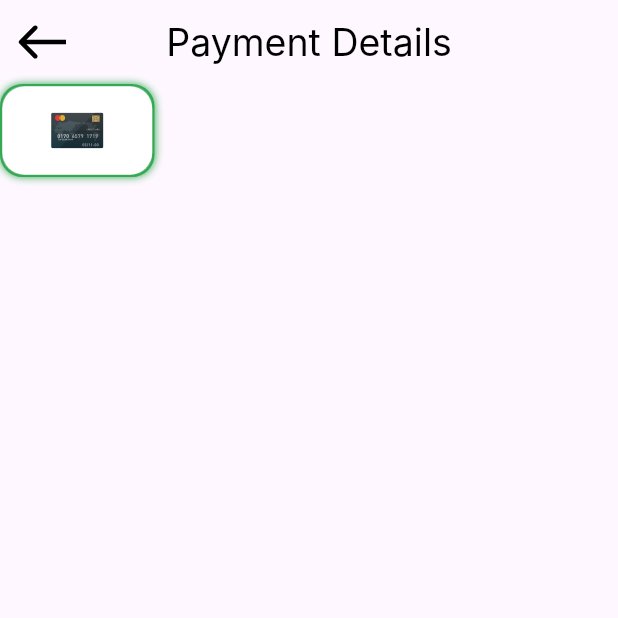
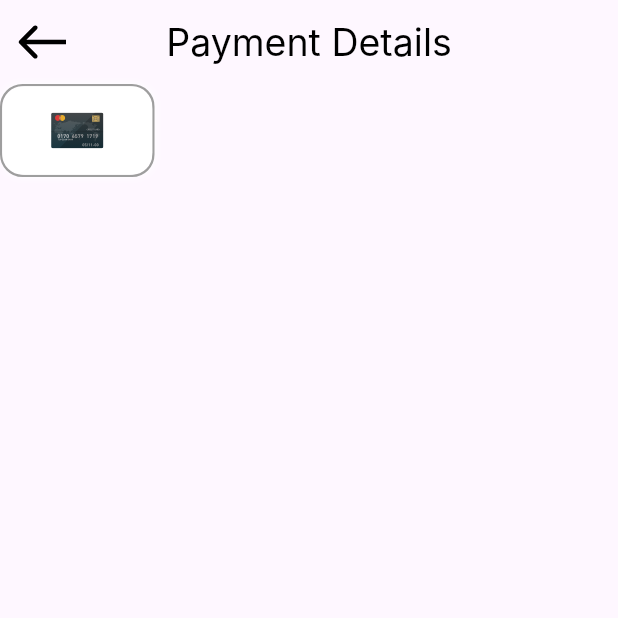
Before and after one commit to shahdashraf2003/CheckoutApp, a Flutter app: the PaymentDetailsview screen opened directly, on a phone screen of 412 x 824 dp, the top half of it. Run offline on Flutter 3.47's test engine with Material 3 defaults, Android fonts, the phone set to English and light mode, and no system bars; our stand-ins replace flutter_svg; Roboto replaces fonts that are missing (Inter).

Commit message:
in active and active payment method

```diff
--- a/lib/features/checkout/presentation/views/payment_details_view.dart
+++ b/lib/features/checkout/presentation/views/payment_details_view.dart
@@ -9,7 +9,9 @@ class PaymentDetailsview extends StatelessWidget {
   Widget build(BuildContext context) {
     return  Scaffold(
       appBar: buildAppBar(title: 'Payment Details'),
-      body: const PaymentDetailsViewBody(),
+      body: const PaymentDetailsViewBody(
+
+      ),
     );
   }
 }
--- a/lib/features/checkout/presentation/views/widgets/payment_details_view_body.dart
+++ b/lib/features/checkout/presentation/views/widgets/payment_details_view_body.dart
@@ -1,45 +1,14 @@
 import 'package:flutter/material.dart';
-import 'package:flutter_svg/svg.dart';
+
+import 'payment_method_item.dart';
 
 class PaymentDetailsViewBody extends StatelessWidget {
   const PaymentDetailsViewBody({super.key});
 
   @override
   Widget build(BuildContext context) {
-    return Column(
-      children: [
-        Container(
-          width: 103,
-          height: 62,
-          decoration: ShapeDecoration(
-              shape: RoundedRectangleBorder(
-                side: const BorderSide(
-                  width: 1.5,
-                  color: Color(0xff34A853),
-                ),
-                borderRadius: BorderRadius.circular(15),
-              ),
-              shadows: const [
-                BoxShadow(
-                    color: Color(0xff34A853),
-                    offset: Offset(0, 0),
-                    blurRadius: 4,
-                    spreadRadius: 0)
-              ]),
-          child: Container(
-            decoration: BoxDecoration(
-              borderRadius: BorderRadius.circular(15),
-              color: Colors.white,
-            ),
-            child: Center(
-              child: SvgPicture.asset(
-                'assets/images/card.svg',
-                height: 24,
-              ),
-            ),
-          ),
-        )
-      ],
+    return const Column(
+      children: [PaymentMethodItem()],
     );
   }
 }
--- /dev/null
+++ b/lib/features/checkout/presentation/views/widgets/payment_method_item.dart
@@ -0,0 +1,46 @@
+import 'package:flutter/material.dart';
+import 'package:flutter_svg/svg.dart';
+
+class PaymentMethodItem extends StatelessWidget {
+  const PaymentMethodItem({
+    super.key,
+    this.isActived = false,
+  });
+  final bool isActived;
+
+  @override
+  Widget build(BuildContext context) {
+    return AnimatedContainer(
+      duration: const Duration(milliseconds: 300),
+      width: 103,
+      height: 62,
+      decoration: ShapeDecoration(
+          shape: RoundedRectangleBorder(
+            side: BorderSide(
+              width: 1.5,
+              color: isActived ? const Color(0xff34A853) : Colors.grey,
+            ),
+            borderRadius: BorderRadius.circular(15),
+          ),
+          shadows: [
+            BoxShadow(
+                color: isActived ? const Color(0xff34A853) : Colors.white,
+                offset: const Offset(0, 0),
+                blurRadius: 4,
+                spreadRadius: 0)
+          ]),
+      child: Container(
+        decoration: BoxDecoration(
+          borderRadius: BorderRadius.circular(15),
+          color: Colors.white,
+        ),
+        child: Center(
+          child: SvgPicture.asset(
+            'assets/images/card.svg',
+            height: 24,
+          ),
+        ),
+      ),
+    );
+  }
+}
```
